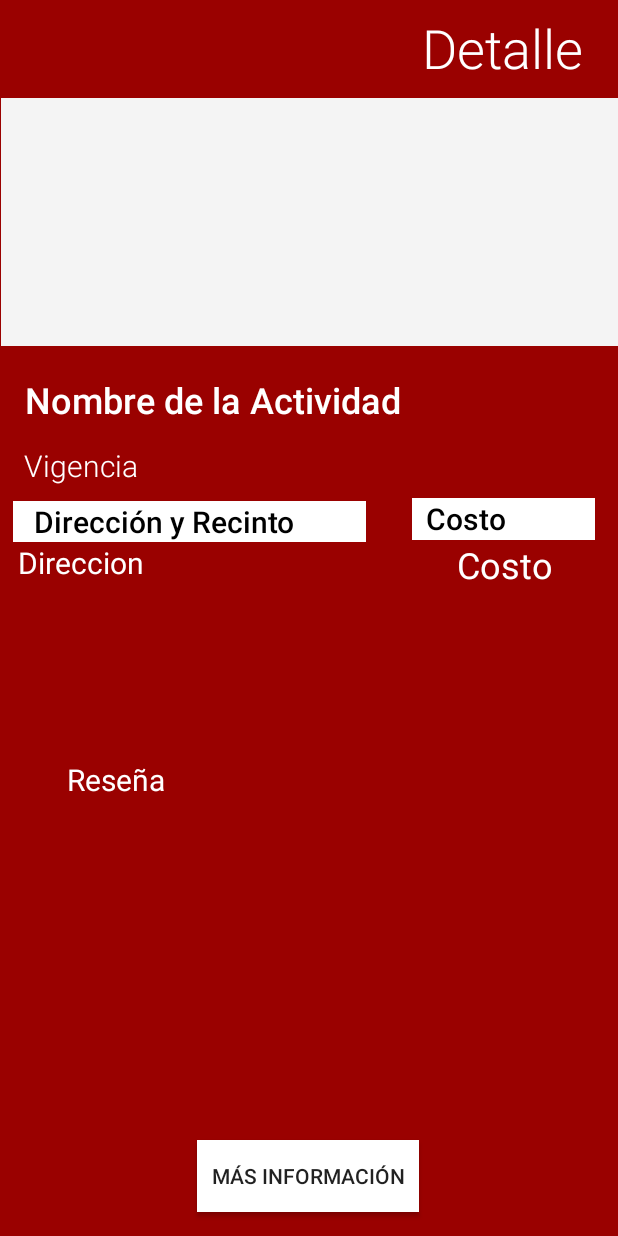
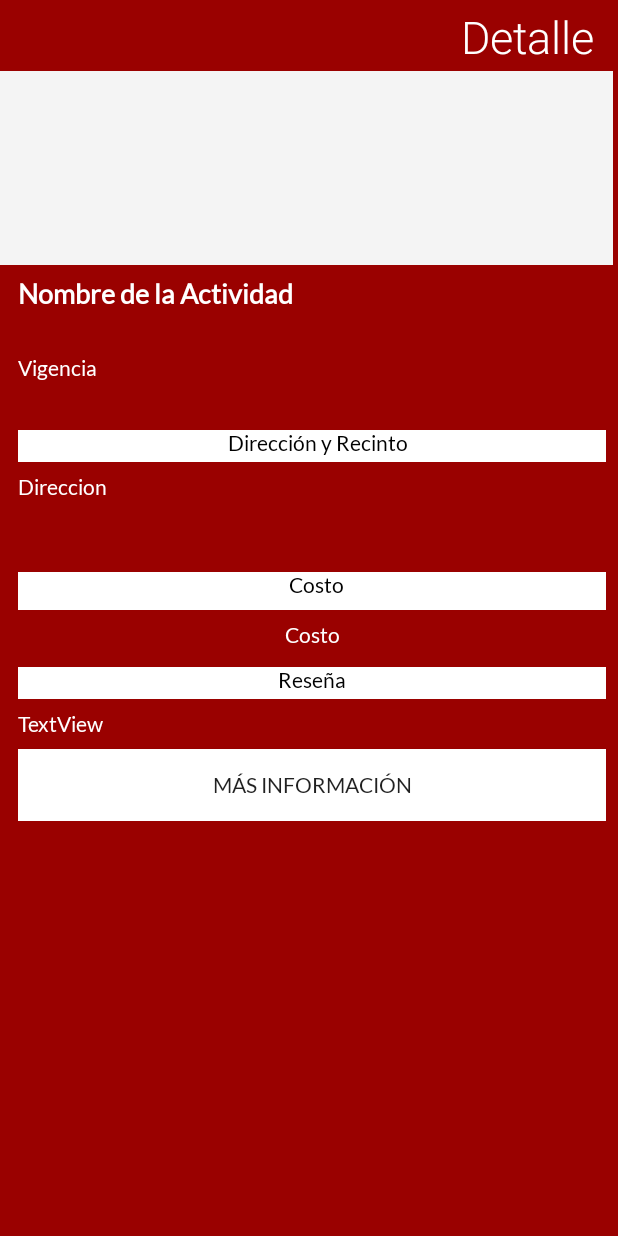
Before and after one commit to Charlhye/Android-Challenge-1, an Android app: the InformationActivity screen opened directly, with no data from a screen before it, on a phone screen of 412 x 824 dp. Run offline under Robolectric (Android 15) with nearby library versions, the phone set to English and light mode, and no system bars; pictures from the network do not load; 7 statements that could not run were skipped.

Commit message:
Mejor diseño de InformationActivity

```diff
--- a/app/src/main/java/mx/charlhyemartinez/challenge/InformationActivity.java
+++ b/app/src/main/java/mx/charlhyemartinez/challenge/InformationActivity.java
@@ -1,17 +1,20 @@
 package mx.charlhyemartinez.challenge;
 
+import android.content.Intent;
 import android.support.v7.app.AppCompatActivity;
 import android.os.Bundle;
+import android.view.View;
 import android.widget.ImageView;
 import android.widget.TextView;
 
 import com.bumptech.glide.Glide;
 import com.bumptech.glide.request.RequestOptions;
+import android.net.Uri;
 
 import mx.charlhyemartinez.challenge.model.ResultItem;
 
 public class InformationActivity extends AppCompatActivity {
-
+    private String link;
     @Override
     protected void onCreate(Bundle savedInstanceState) {
         super.onCreate(savedInstanceState);
@@ -29,13 +32,20 @@ public class InformationActivity extends AppCompatActivity {
         price = findViewById(R.id.price);
         date = findViewById(R.id.date);
         image = findViewById(R.id.image);
+        link = activity.getUrl();
         RequestOptions options = new RequestOptions().centerCrop().placeholder(R.drawable.load_result).error(R.drawable.load_result);
         title.setText(activity.getTitle());
-        address.setText(activity.getAddress());
+        address.setText(activity.getAddress() + "\n"+activity.getVenue());
         description.setText(activity.getDescription());
         price.setText(activity.getPrice());
-        date.setText(activity.getDate());
+       date.setText(activity.getDate());
+       // date.setText(link);
+        Glide.with(this).load(activity.getImg()).apply(options).into(image);
+    }
 
-        Glide.with(this).load(activity.getUrl()).apply(options).into(image);
+    public void link(View view){
+        Uri page = Uri.parse(link);
+        Intent web = new Intent(Intent.ACTION_VIEW, page);
+        startActivity(web);
     }
 }
--- a/app/src/main/java/mx/charlhyemartinez/challenge/ResultsActivity.java
+++ b/app/src/main/java/mx/charlhyemartinez/challenge/ResultsActivity.java
@@ -65,7 +65,7 @@ public class ResultsActivity extends AppCompatActivity {
                             ResultItem resultItem = new ResultItem(obj.getString("title"),
                                     obj.getString("discipline"), obj.getString("venue"), obj.getString("price"),
                                     obj.getString("description"), obj.getString("date"), obj.getString("address"),
-                                    obj.getString("url"), obj.getString("url"));
+                                    obj.getString("url"), obj.getString("img"));
                             Log.d(TAG, resultItem.toString());
                             results.add(resultItem);
                         }
--- a/app/src/main/res/layout/activity_information.xml
+++ b/app/src/main/res/layout/activity_information.xml
@@ -9,164 +9,164 @@
     <ImageView
         android:id="@+id/image"
         android:layout_width="411dp"
-        android:layout_height="165dp"
-        android:layout_marginTop="9dp"
+        android:layout_height="129dp"
+        android:layout_marginTop="8dp"
+        android:layout_marginEnd="8dp"
         app:layout_constraintEnd_toEndOf="parent"
         app:layout_constraintStart_toStartOf="parent"
         app:layout_constraintTop_toBottomOf="@+id/detailLabel"
         app:srcCompat="@drawable/load_result" />
 
     <TextView
-        android:id="@+id/title"
-        android:layout_width="382dp"
-        android:layout_height="37dp"
-        android:layout_marginStart="16dp"
-        android:layout_marginTop="19dp"
-        android:layout_marginEnd="13dp"
-        android:fontFamily="sans-serif-light"
-        android:text="Nombre de la Actividad"
-        android:textColor="@android:color/background_light"
-        android:textSize="24sp"
-        android:textStyle="bold"
-        app:layout_constraintEnd_toEndOf="parent"
-        app:layout_constraintStart_toStartOf="parent"
-        app:layout_constraintTop_toBottomOf="@+id/image" />
-
-    <TextView
-        android:id="@+id/date"
-        android:layout_width="0dp"
-        android:layout_height="29dp"
-        android:layout_marginStart="16dp"
-        android:layout_marginTop="9dp"
-        android:layout_marginEnd="23dp"
-        android:fontFamily="sans-serif-light"
-        android:text="Vigencia"
-        android:textColor="@android:color/background_light"
-        android:textSize="20sp"
-        app:layout_constraintEnd_toEndOf="parent"
-        app:layout_constraintStart_toStartOf="parent"
-        app:layout_constraintTop_toBottomOf="@+id/title" />
-
-    <TextView
-        android:id="@+id/addressLabel"
-        android:layout_width="235dp"
-        android:layout_height="27dp"
-        android:layout_marginStart="16dp"
-        android:layout_marginTop="8dp"
-        android:layout_marginEnd="15dp"
-        android:background="@android:color/background_light"
-        android:fontFamily="sans-serif-medium"
-        android:text="   Dirección y Recinto"
-        android:textColor="@android:color/black"
-        android:textSize="20sp"
-        app:layout_constraintEnd_toStartOf="@+id/costLabel"
-        app:layout_constraintHorizontal_chainStyle="spread_inside"
-        app:layout_constraintStart_toStartOf="parent"
-        app:layout_constraintTop_toBottomOf="@+id/date" />
-
-    <TextView
-        android:id="@+id/costLabel"
-        android:layout_width="122dp"
-        android:layout_height="28dp"
-        android:layout_marginStart="15dp"
-        android:layout_marginTop="6dp"
-        android:layout_marginEnd="23dp"
-        android:background="@android:color/background_light"
-        android:fontFamily="sans-serif-medium"
-        android:text="  Costo"
-        android:textColor="@android:color/black"
-        android:textSize="20sp"
-        app:layout_constraintEnd_toEndOf="parent"
-        app:layout_constraintStart_toEndOf="@+id/addressLabel"
-        app:layout_constraintTop_toBottomOf="@+id/date" />
-
-    <TextView
-        android:id="@+id/address"
-        android:layout_width="228dp"
-        android:layout_height="68dp"
-        android:layout_marginStart="18dp"
-        android:layout_marginEnd="18dp"
-        android:text="Direccion"
-        android:textColor="@android:color/background_light"
-        android:textSize="20sp"
-        android:visibility="visible"
-        app:layout_constraintEnd_toStartOf="@+id/price"
-        app:layout_constraintStart_toStartOf="parent"
-        app:layout_constraintTop_toBottomOf="@+id/addressLabel" />
-
-    <TextView
-        android:id="@+id/price"
-        android:layout_width="120dp"
-        android:layout_height="67dp"
-        android:layout_marginStart="18dp"
-        android:layout_marginEnd="22dp"
-        android:text="Costo"
-        android:textAlignment="center"
-        android:textColor="@android:color/background_light"
-        android:textSize="24sp"
-        app:layout_constraintEnd_toEndOf="parent"
-        app:layout_constraintStart_toEndOf="@+id/address"
-        app:layout_constraintTop_toBottomOf="@+id/costLabel" />
-
-    <TextView
         android:id="@+id/detailLabel"
         android:layout_width="wrap_content"
-        android:layout_height="wrap_content"
-        android:layout_marginTop="7dp"
-        android:layout_marginEnd="23dp"
-        android:layout_marginBottom="9dp"
+        android:layout_height="35dp"
+        android:layout_marginStart="8dp"
+        android:layout_marginTop="4dp"
+        android:layout_marginEnd="8dp"
         android:fontFamily="sans-serif-light"
         android:text="Detalle"
         android:textColor="@android:color/background_light"
-        android:textSize="36sp"
-        app:layout_constraintBottom_toTopOf="@+id/image"
+        android:textSize="30sp"
         app:layout_constraintEnd_toEndOf="parent"
+        app:layout_constraintHorizontal_bias="0.973"
+        app:layout_constraintStart_toStartOf="parent"
         app:layout_constraintTop_toTopOf="parent" />
-
-    <Button
-        android:id="@+id/button"
-        android:layout_width="148dp"
-        android:layout_height="wrap_content"
-        android:layout_marginBottom="16dp"
-        android:background="@android:color/background_light"
-        android:text="Más Información"
-        app:layout_constraintBottom_toBottomOf="parent"
-        app:layout_constraintEnd_toEndOf="parent"
-        app:layout_constraintHorizontal_bias="0.498"
-        app:layout_constraintStart_toStartOf="parent" />
 
     <ScrollView
         android:id="@+id/scrollView2"
-        android:layout_width="383dp"
-        android:layout_height="133dp"
-        android:layout_marginStart="8dp"
-        android:layout_marginTop="72dp"
+        android:layout_width="0dp"
+        android:layout_height="0dp"
+        android:layout_marginStart="12dp"
+        android:layout_marginTop="8dp"
         android:layout_marginEnd="8dp"
+        android:layout_marginBottom="8dp"
+        app:layout_constraintBottom_toBottomOf="parent"
         app:layout_constraintEnd_toEndOf="parent"
-        app:layout_constraintHorizontal_bias="0.666"
+        app:layout_constraintHorizontal_bias="0.0"
         app:layout_constraintStart_toStartOf="parent"
-        app:layout_constraintTop_toBottomOf="@+id/address">
+        app:layout_constraintTop_toBottomOf="@+id/image"
+        app:layout_constraintVertical_bias="1.0">
 
         <LinearLayout
             android:layout_width="match_parent"
             android:layout_height="wrap_content"
-            android:orientation="vertical" />
+            android:orientation="vertical">
+
+            <TextView
+                android:id="@+id/title"
+                android:layout_width="match_parent"
+                android:layout_height="44dp"
+                android:fontFamily="@font/lato"
+                android:text="Nombre de la Actividad"
+                android:textAlignment="textStart"
+                android:textColor="@android:color/background_light"
+                android:textSize="18sp"
+                android:textStyle="bold"
+                tools:layout_editor_absoluteX="16dp"
+                tools:layout_editor_absoluteY="188dp" />
+
+            <TextView
+                android:id="@+id/date"
+                android:layout_width="match_parent"
+                android:layout_height="50dp"
+                android:layout_marginTop="8dp"
+                android:fontFamily="@font/lato"
+                android:text="Vigencia"
+                android:textColor="@android:color/background_light"
+                android:textSize="14sp"
+                tools:layout_editor_absoluteX="16dp"
+                tools:layout_editor_absoluteY="210dp" />
+
+            <TextView
+                android:id="@+id/addressLabel"
+                android:layout_width="match_parent"
+                android:layout_height="21dp"
+                android:background="@android:color/background_light"
+                android:fontFamily="@font/lato"
+                android:text="   Dirección y Recinto"
+                android:textAlignment="center"
+                android:textColor="@android:color/black"
+                android:textSize="14sp"
+                tools:layout_editor_absoluteX="16dp"
+                tools:layout_editor_absoluteY="256dp" />
+
+            <TextView
+                android:id="@+id/address"
+                android:layout_width="match_parent"
+                android:layout_height="65dp"
+                android:layout_marginTop="8dp"
+                android:fontFamily="@font/lato"
+                android:text="Direccion"
+                android:textColor="@android:color/background_light"
+                android:textSize="14sp"
+                android:visibility="visible"
+                tools:layout_editor_absoluteX="18dp"
+                tools:layout_editor_absoluteY="277dp" />
+
+            <TextView
+                android:id="@+id/costLabel"
+                android:layout_width="match_parent"
+                android:layout_height="25dp"
+                android:background="@android:color/background_light"
+                android:fontFamily="@font/lato"
+                android:text="  Costo"
+                android:textAlignment="center"
+                android:textColor="@android:color/black"
+                android:textSize="14sp"
+                tools:layout_editor_absoluteX="252dp"
+                tools:layout_editor_absoluteY="254dp" />
+
+            <TextView
+                android:id="@+id/price"
+                android:layout_width="match_parent"
+                android:layout_height="30dp"
+                android:layout_marginTop="8dp"
+                android:fontFamily="@font/lato"
+                android:text="Costo"
+                android:textAlignment="center"
+                android:textColor="@android:color/background_light"
+                android:textSize="14sp"
+                tools:layout_editor_absoluteX="254dp"
+                tools:layout_editor_absoluteY="280dp" />
+
+            <TextView
+                android:id="@+id/Reseña"
+                android:layout_width="match_parent"
+                android:layout_height="21dp"
+                android:background="@android:color/background_light"
+                android:fontFamily="@font/lato"
+                android:text="Reseña"
+                android:textAlignment="center"
+                android:textColor="@android:color/black"
+                android:textSize="14sp"
+                tools:layout_editor_absoluteX="16dp"
+                tools:layout_editor_absoluteY="256dp" />
+
+            <TextView
+                android:id="@+id/description"
+                android:layout_width="match_parent"
+                android:layout_height="wrap_content"
+                android:layout_marginTop="8dp"
+                android:layout_marginBottom="8dp"
+                android:fontFamily="@font/lato"
+                android:text="TextView"
+                android:textColor="@android:color/background_light"
+                tools:layout_editor_absoluteX="16dp"
+                tools:layout_editor_absoluteY="510dp" />
+
+            <Button
+                android:id="@+id/button"
+                android:layout_width="match_parent"
+                android:layout_height="wrap_content"
+                android:background="@android:color/background_light"
+                android:fontFamily="@font/lato"
+                android:onClick="link"
+                android:text="Más Información"
+                tools:layout_editor_absoluteX="140dp"
+                tools:layout_editor_absoluteY="667dp" />
+
+        </LinearLayout>
     </ScrollView>
 
-    <TextView
-        android:id="@+id/description"
-        android:layout_width="322dp"
-        android:layout_height="114dp"
-        android:layout_marginStart="8dp"
-        android:layout_marginEnd="8dp"
-        android:text="Reseña"
-        android:textColor="@android:color/background_light"
-        android:textSize="20sp"
-        app:layout_constraintBottom_toBottomOf="@+id/scrollView2"
-        app:layout_constraintEnd_toEndOf="@+id/scrollView2"
-        app:layout_constraintHorizontal_bias="0.59"
-        app:layout_constraintStart_toStartOf="parent"
-        app:layout_constraintTop_toTopOf="@+id/scrollView2"
-        app:layout_constraintVertical_bias="0.228" />
-
 </android.support.constraint.ConstraintLayout>
```
